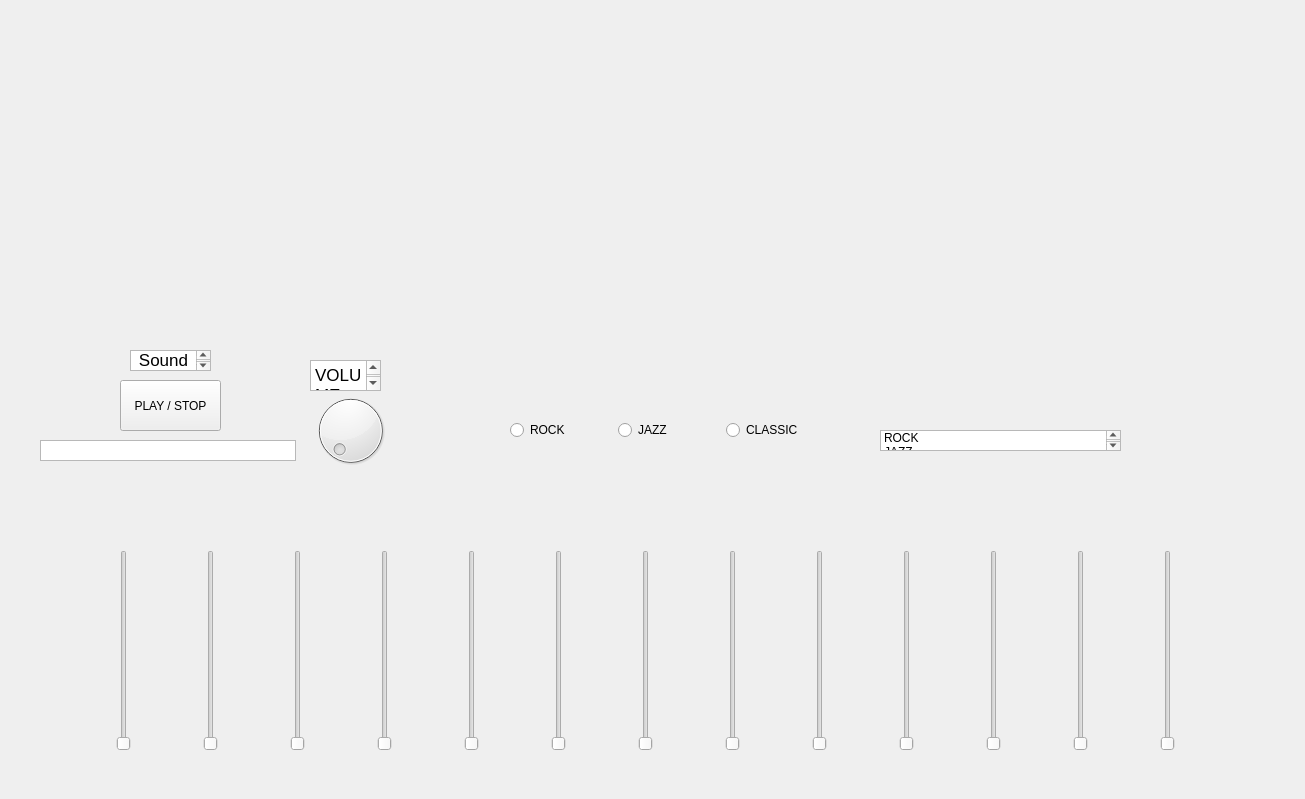
Eyup-S/AudioVisualizer, file form.ui: the form before one commit.
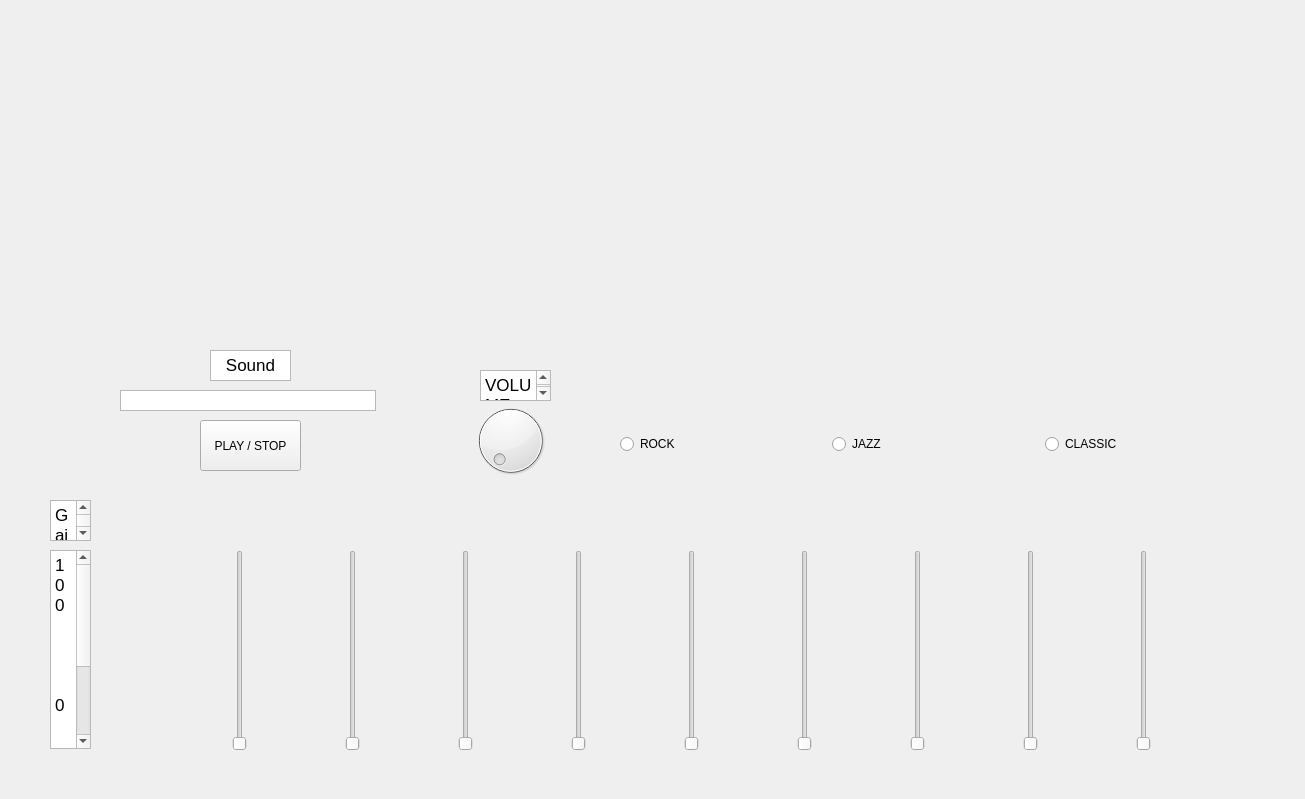
The form after the commit.

Commit message: Play button works graphs are in log scale sliders name changed

The edit to the form file:
```diff
--- a/form.ui
+++ b/form.ui
@@ -22,34 +22,13 @@
   <widget class="QWidget" name="horizontalLayoutWidget">
    <property name="geometry">
     <rect>
-     <x>50</x>
+     <x>140</x>
      <y>550</y>
-     <width>1201</width>
+     <width>1111</width>
      <height>201</height>
     </rect>
    </property>
    <layout class="QHBoxLayout" name="horizontalLayout">
-    <item>
-     <widget class="QSlider" name="verticalSlider_10">
-      <property name="orientation">
-       <enum>Qt::Vertical</enum>
-      </property>
-     </widget>
-    </item>
-    <item>
-     <widget class="QSlider" name="verticalSlider_11">
-      <property name="orientation">
-       <enum>Qt::Vertical</enum>
-      </property>
-     </widget>
-    </item>
-    <item>
-     <widget class="QSlider" name="verticalSlider_9">
-      <property name="orientation">
-       <enum>Qt::Vertical</enum>
-      </property>
-     </widget>
-    </item>
     <item>
      <widget class="QSlider" name="verticalSlider_0">
       <property name="orientation">
@@ -64,34 +43,6 @@
       </property>
      </widget>
     </item>
-    <item>
-     <widget class="QSlider" name="verticalSlider_7">
-      <property name="orientation">
-       <enum>Qt::Vertical</enum>
-      </property>
-     </widget>
-    </item>
-    <item>
-     <widget class="QSlider" name="verticalSlider_8">
-      <property name="orientation">
-       <enum>Qt::Vertical</enum>
-      </property>
-     </widget>
-    </item>
-    <item>
-     <widget class="QSlider" name="verticalSlider_6">
-      <property name="orientation">
-       <enum>Qt::Vertical</enum>
-      </property>
-     </widget>
-    </item>
-    <item>
-     <widget class="QSlider" name="verticalSlider_5">
-      <property name="orientation">
-       <enum>Qt::Vertical</enum>
-      </property>
-     </widget>
-    </item>
     <item>
      <widget class="QSlider" name="verticalSlider_2">
       <property name="orientation">
@@ -114,7 +65,28 @@
      </widget>
     </item>
     <item>
-     <widget class="QSlider" name="verticalSlider">
+     <widget class="QSlider" name="verticalSlider_5">
+      <property name="orientation">
+       <enum>Qt::Vertical</enum>
+      </property>
+     </widget>
+    </item>
+    <item>
+     <widget class="QSlider" name="verticalSlider_6">
+      <property name="orientation">
+       <enum>Qt::Vertical</enum>
+      </property>
+     </widget>
+    </item>
+    <item>
+     <widget class="QSlider" name="verticalSlider_7">
+      <property name="orientation">
+       <enum>Qt::Vertical</enum>
+      </property>
+     </widget>
+    </item>
+    <item>
+     <widget class="QSlider" name="verticalSlider_8">
       <property name="orientation">
        <enum>Qt::Vertical</enum>
       </property>
@@ -136,8 +108,8 @@
   <widget class="QPushButton" name="pushButton">
    <property name="geometry">
     <rect>
-     <x>120</x>
-     <y>380</y>
+     <x>200</x>
+     <y>420</y>
      <width>101</width>
      <height>51</height>
     </rect>
@@ -149,8 +121,8 @@
   <widget class="QDial" name="dial">
    <property name="geometry">
     <rect>
-     <x>300</x>
-     <y>390</y>
+     <x>460</x>
+     <y>400</y>
      <width>101</width>
      <height>81</height>
     </rect>
@@ -159,10 +131,10 @@
   <widget class="QWidget" name="horizontalLayoutWidget_3">
    <property name="geometry">
     <rect>
-     <x>510</x>
-     <y>390</y>
-     <width>318</width>
-     <height>80</height>
+     <x>620</x>
+     <y>419</y>
+     <width>631</width>
+     <height>51</height>
     </rect>
    </property>
    <layout class="QHBoxLayout" name="horizontalLayout_3">
@@ -192,8 +164,8 @@
   <widget class="QTextEdit" name="textEdit">
    <property name="geometry">
     <rect>
-     <x>310</x>
-     <y>360</y>
+     <x>480</x>
+     <y>370</y>
      <width>71</width>
      <height>31</height>
     </rect>
@@ -212,36 +184,11 @@
 &lt;p style=&quot; margin-top:0px; margin-bottom:0px; margin-left:0px; margin-right:0px; -qt-block-indent:0; text-indent:0px;&quot;&gt;VOLUME&lt;/p&gt;&lt;/body&gt;&lt;/html&gt;</string>
    </property>
   </widget>
-  <widget class="QListWidget" name="listWidget">
-   <property name="geometry">
-    <rect>
-     <x>880</x>
-     <y>430</y>
-     <width>241</width>
-     <height>21</height>
-    </rect>
-   </property>
-   <item>
-    <property name="text">
-     <string>ROCK</string>
-    </property>
-   </item>
-   <item>
-    <property name="text">
-     <string>JAZZ</string>
-    </property>
-   </item>
-   <item>
-    <property name="text">
-     <string>CLASSIC</string>
-    </property>
-   </item>
-  </widget>
   <widget class="QListWidget" name="listWidget_2">
    <property name="geometry">
     <rect>
-     <x>40</x>
-     <y>440</y>
+     <x>120</x>
+     <y>390</y>
      <width>256</width>
      <height>21</height>
     </rect>
@@ -250,10 +197,10 @@
   <widget class="QTextEdit" name="textEdit_2">
    <property name="geometry">
     <rect>
-     <x>130</x>
+     <x>210</x>
      <y>350</y>
      <width>81</width>
-     <height>21</height>
+     <height>31</height>
     </rect>
    </property>
    <property name="readOnly">
@@ -270,6 +217,67 @@
 &lt;p align=&quot;center&quot; style=&quot; margin-top:0px; margin-bottom:0px; margin-left:0px; margin-right:0px; -qt-block-indent:0; text-indent:0px;&quot;&gt;Sound&lt;/p&gt;&lt;/body&gt;&lt;/html&gt;</string>
    </property>
   </widget>
+  <widget class="QTextEdit" name="textEdit_3">
+   <property name="geometry">
+    <rect>
+     <x>50</x>
+     <y>550</y>
+     <width>41</width>
+     <height>199</height>
+    </rect>
+   </property>
+   <property name="autoFillBackground">
+    <bool>false</bool>
+   </property>
+   <property name="readOnly">
+    <bool>true</bool>
+   </property>
+   <property name="html">
+    <string>&lt;!DOCTYPE HTML PUBLIC &quot;-//W3C//DTD HTML 4.0//EN&quot; &quot;http://www.w3.org/TR/REC-html40/strict.dtd&quot;&gt;
+&lt;html&gt;&lt;head&gt;&lt;meta name=&quot;qrichtext&quot; content=&quot;1&quot; /&gt;&lt;meta charset=&quot;utf-8&quot; /&gt;&lt;style type=&quot;text/css&quot;&gt;
+p, li { white-space: pre-wrap; }
+hr { height: 1px; border-width: 0; }
+li.unchecked::marker { content: &quot;\2610&quot;; }
+li.checked::marker { content: &quot;\2612&quot;; }
+&lt;/style&gt;&lt;/head&gt;&lt;body style=&quot; font-family:'.AppleSystemUIFont'; font-size:13pt; font-weight:400; font-style:normal;&quot;&gt;
+&lt;p style=&quot; margin-top:0px; margin-bottom:0px; margin-left:0px; margin-right:0px; -qt-block-indent:0; text-indent:0px;&quot;&gt;100&lt;/p&gt;
+&lt;p style=&quot;-qt-paragraph-type:empty; margin-top:0px; margin-bottom:0px; margin-left:0px; margin-right:0px; -qt-block-indent:0; text-indent:0px;&quot;&gt;&lt;br /&gt;&lt;/p&gt;
+&lt;p style=&quot;-qt-paragraph-type:empty; margin-top:0px; margin-bottom:0px; margin-left:0px; margin-right:0px; -qt-block-indent:0; text-indent:0px;&quot;&gt;&lt;br /&gt;&lt;/p&gt;
+&lt;p style=&quot;-qt-paragraph-type:empty; margin-top:0px; margin-bottom:0px; margin-left:0px; margin-right:0px; -qt-block-indent:0; text-indent:0px;&quot;&gt;&lt;br /&gt;&lt;/p&gt;
+&lt;p style=&quot;-qt-paragraph-type:empty; margin-top:0px; margin-bottom:0px; margin-left:0px; margin-right:0px; -qt-block-indent:0; text-indent:0px;&quot;&gt;&lt;br /&gt;&lt;/p&gt;
+&lt;p style=&quot; margin-top:0px; margin-bottom:0px; margin-left:0px; margin-right:0px; -qt-block-indent:0; text-indent:0px;&quot;&gt;0&lt;/p&gt;
+&lt;p style=&quot;-qt-paragraph-type:empty; margin-top:0px; margin-bottom:0px; margin-left:0px; margin-right:0px; -qt-block-indent:0; text-indent:0px;&quot;&gt;&lt;br /&gt;&lt;/p&gt;
+&lt;p style=&quot;-qt-paragraph-type:empty; margin-top:0px; margin-bottom:0px; margin-left:0px; margin-right:0px; -qt-block-indent:0; text-indent:0px;&quot;&gt;&lt;br /&gt;&lt;/p&gt;
+&lt;p style=&quot;-qt-paragraph-type:empty; margin-top:0px; margin-bottom:0px; margin-left:0px; margin-right:0px; -qt-block-indent:0; text-indent:0px;&quot;&gt;&lt;br /&gt;&lt;/p&gt;
+&lt;p style=&quot;-qt-paragraph-type:empty; margin-top:0px; margin-bottom:0px; margin-left:0px; margin-right:0px; -qt-block-indent:0; text-indent:0px;&quot;&gt;&lt;br /&gt;&lt;/p&gt;
+&lt;p style=&quot;-qt-paragraph-type:empty; margin-top:0px; margin-bottom:0px; margin-left:0px; margin-right:0px; -qt-block-indent:0; text-indent:0px;&quot;&gt;&lt;br /&gt;&lt;/p&gt;
+&lt;p style=&quot; margin-top:0px; margin-bottom:0px; margin-left:0px; margin-right:0px; -qt-block-indent:0; text-indent:0px;&quot;&gt;-100&lt;/p&gt;&lt;/body&gt;&lt;/html&gt;</string>
+   </property>
+  </widget>
+  <widget class="QTextEdit" name="textEdit_4">
+   <property name="geometry">
+    <rect>
+     <x>50</x>
+     <y>500</y>
+     <width>41</width>
+     <height>41</height>
+    </rect>
+   </property>
+   <property name="readOnly">
+    <bool>true</bool>
+   </property>
+   <property name="html">
+    <string>&lt;!DOCTYPE HTML PUBLIC &quot;-//W3C//DTD HTML 4.0//EN&quot; &quot;http://www.w3.org/TR/REC-html40/strict.dtd&quot;&gt;
+&lt;html&gt;&lt;head&gt;&lt;meta name=&quot;qrichtext&quot; content=&quot;1&quot; /&gt;&lt;meta charset=&quot;utf-8&quot; /&gt;&lt;style type=&quot;text/css&quot;&gt;
+p, li { white-space: pre-wrap; }
+hr { height: 1px; border-width: 0; }
+li.unchecked::marker { content: &quot;\2610&quot;; }
+li.checked::marker { content: &quot;\2612&quot;; }
+&lt;/style&gt;&lt;/head&gt;&lt;body style=&quot; font-family:'.AppleSystemUIFont'; font-size:13pt; font-weight:400; font-style:normal;&quot;&gt;
+&lt;p style=&quot; margin-top:0px; margin-bottom:0px; margin-left:0px; margin-right:0px; -qt-block-indent:0; text-indent:0px;&quot;&gt;Gain&lt;/p&gt;
+&lt;p style=&quot; margin-top:0px; margin-bottom:0px; margin-left:0px; margin-right:0px; -qt-block-indent:0; text-indent:0px;&quot;&gt;(dB)&lt;/p&gt;&lt;/body&gt;&lt;/html&gt;</string>
+   </property>
+  </widget>
  </widget>
  <resources/>
  <connections/>
```
The commit also changes 3 other files.
